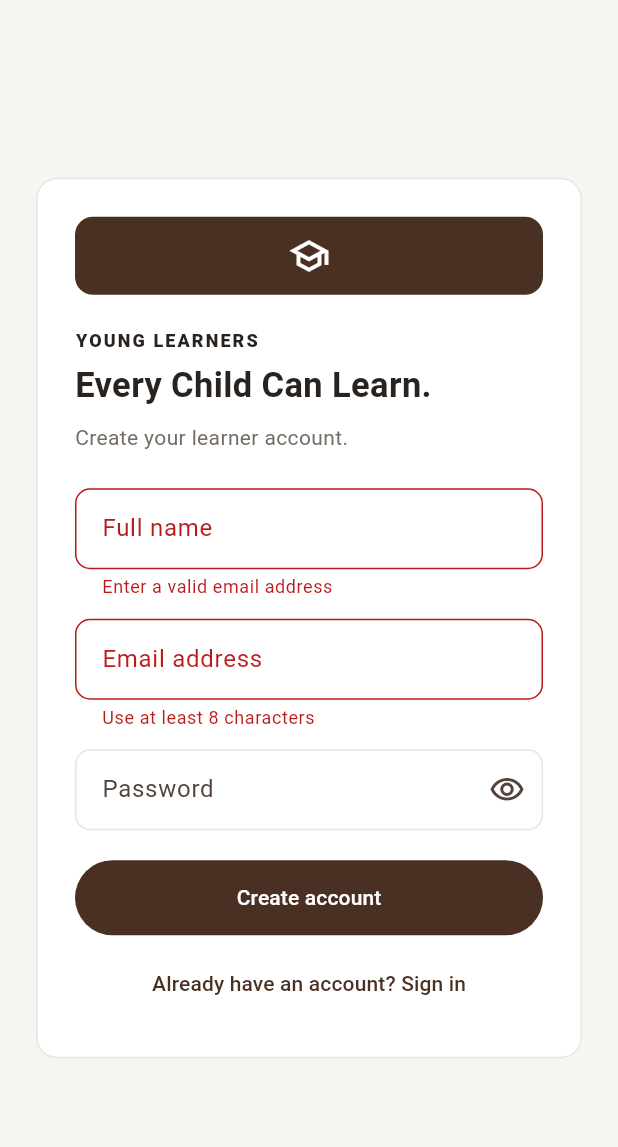
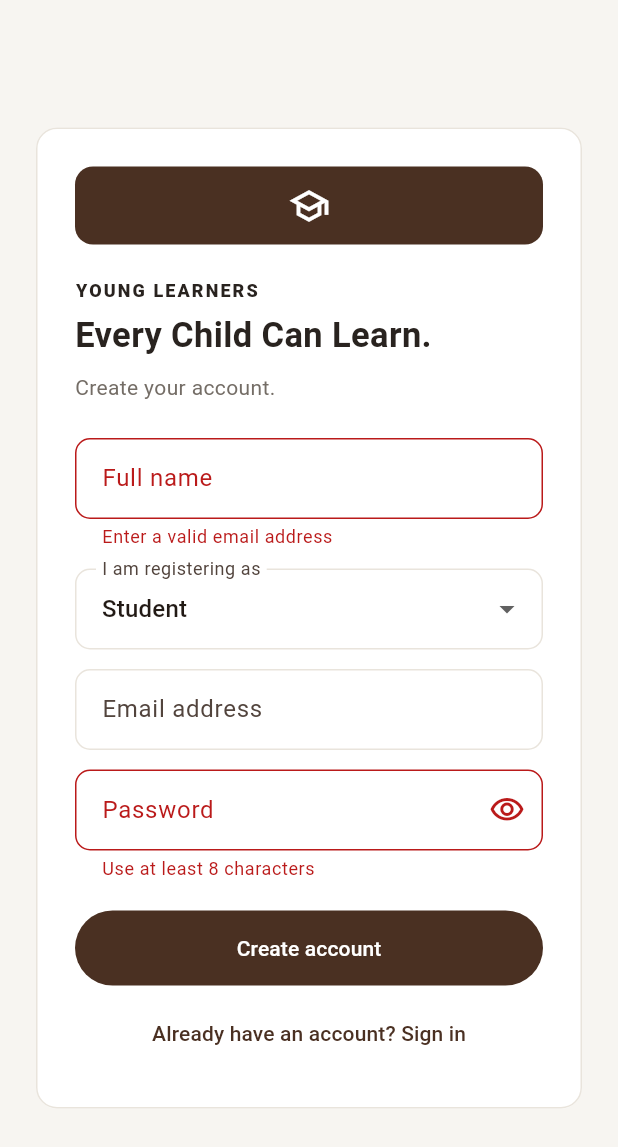
Before and after one commit to Cletus-Tech/demo, a Flutter app: the screen it shows after launch, after a tap on "Sign in", after a tap on "New here? Create an account", on a phone screen of 412 x 824 dp. Shown: the top 1147 px of the screen. Run offline on Flutter 3.47's test engine with Material 3 defaults, Android fonts, the phone set to English and light mode, and no system bars; our stand-ins replace supabase_flutter; accounts and stored records are empty.

Commit message:
Add separate student and parent registration paths

```diff
--- a/apps/mobile/lib/main.dart
+++ b/apps/mobile/lib/main.dart
@@ -155,6 +155,7 @@ class _RoleRouterState extends State<RoleRouter> {
         owner: roles.contains('super_admin'),
         admin: roles.contains('admin') || roles.contains('super_admin'),
         tutor: roles.contains('tutor'),
+        parent: user.userMetadata?['account_type'] == 'parent',
       );
     },
   );
@@ -1930,6 +1931,7 @@ class _SignInPageState extends State<SignInPage> {
   final _email = TextEditingController();
   final _password = TextEditingController();
   bool _creating = false;
+  String _accountType = 'student';
   bool _busy = false;
   bool _obscure = true;
   String? _message;
@@ -1952,14 +1954,16 @@ class _SignInPageState extends State<SignInPage> {
         final response = await auth.signUp(
           email: _email.text.trim(),
           password: _password.text,
-          data: {'full_name': _name.text.trim()},
+          data: {'full_name': _name.text.trim(), 'account_type': _accountType},
         );
         if (response.session == null) {
           _error = false;
           _message = 'Account created. Check your email to confirm your address, then sign in.';
         } else {
           _error = false;
-          _message = 'Your learner account has been created.';
+          _message = _accountType == 'parent'
+              ? 'Your parent account has been created.'
+              : 'Your learner account has been created.';
         }
       } else {
         await auth.signInWithPassword(
@@ -2012,7 +2016,7 @@ class _SignInPageState extends State<SignInPage> {
                         style: TextStyle(fontSize: 23, fontWeight: FontWeight.w700,
                           color: AppColors.ink)),
                       const SizedBox(height: 8),
-                      Text(_creating ? 'Create your learner account.' : 'Sign in to continue learning.',
+                      Text(_creating ? 'Create your account.' : 'Sign in to continue learning.',
                         style: const TextStyle(color: AppColors.muted)),
                       const SizedBox(height: 24),
                       if (_creating) ...[
@@ -2021,6 +2025,16 @@ class _SignInPageState extends State<SignInPage> {
                           textCapitalization: TextCapitalization.words,
                           decoration: const InputDecoration(labelText: 'Full name'),
                           validator: (v) => (v == null || v.trim().isEmpty) ? 'Enter your full name' : null,
+                        ),
+                        const SizedBox(height: 13),
+                        DropdownButtonFormField<String>(
+                          value: _accountType,
+                          decoration: const InputDecoration(labelText: 'I am registering as'),
+                          items: const [
+                            DropdownMenuItem(value: 'student', child: Text('Student')),
+                            DropdownMenuItem(value: 'parent', child: Text('Parent / guardian')),
+                          ],
+                          onChanged: _busy ? null : (v) => setState(() => _accountType = v ?? 'student'),
                         ),
                         const SizedBox(height: 13),
                       ],
@@ -2082,7 +2096,8 @@ class LearnerHomePage extends StatefulWidget {
   final bool owner;
   final bool admin;
   final bool tutor;
-  const LearnerHomePage({super.key, this.owner = false, this.admin = false, this.tutor = false});
+  final bool parent;
+  const LearnerHomePage({super.key, this.owner = false, this.admin = false, this.tutor = false, this.parent = false});
   @override
   State<LearnerHomePage> createState() => _LearnerHomePageState();
 }
@@ -2168,6 +2183,7 @@ class _LearnerHomePageState extends State<LearnerHomePage> {
             owner: widget.owner,
             admin: widget.admin,
             tutor: widget.tutor,
+            parent: widget.parent,
             onOpenCentre: () => _openCentrePortal(),
           ),
           _LearningTab(owner: widget.owner, admin: widget.admin, tutor: widget.tutor),
@@ -2353,6 +2369,7 @@ class _HomeTab extends StatelessWidget {
   final bool owner;
   final bool admin;
   final bool tutor;
+  final bool parent;
   final VoidCallback onOpenCentre;
   const _HomeTab({
     required this.account,
@@ -2360,6 +2377,7 @@ class _HomeTab extends StatelessWidget {
     required this.owner,
     required this.admin,
     required this.tutor,
+    required this.parent,
     required this.onOpenCentre,
   });
 
@@ -2376,7 +2394,7 @@ class _HomeTab extends StatelessWidget {
             child: Column(
               crossAxisAlignment: CrossAxisAlignment.start,
               children: [
-                Text(owner ? 'OWNER DASHBOARD' : admin ? 'CENTRE DASHBOARD' : tutor ? 'TUTOR PORTAL' : 'LEARNER PORTAL',
+                Text(owner ? 'OWNER DASHBOARD' : admin ? 'CENTRE DASHBOARD' : tutor ? 'TUTOR PORTAL' : parent ? 'PARENT PORTAL' : 'LEARNER PORTAL',
                   style: TextStyle(fontSize: 10, letterSpacing: 1.4,
                     fontWeight: FontWeight.w800, color: AppColors.muted)),
                 const SizedBox(height: 8),
```
